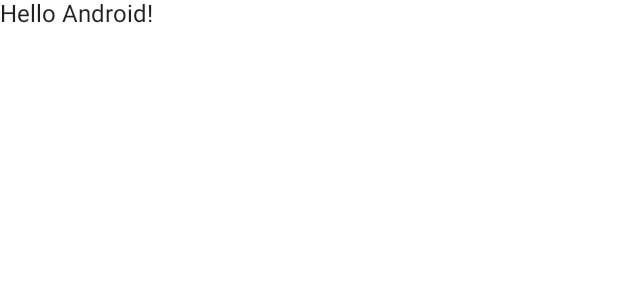
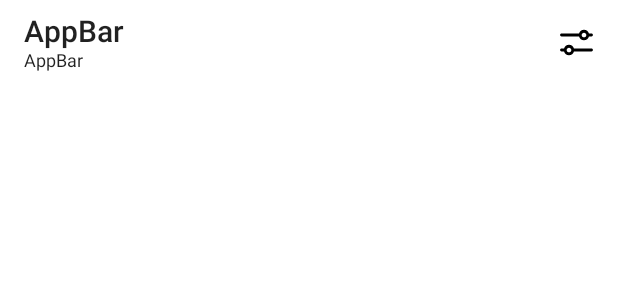
Before and after one commit to tbandawa/openWeather, an Android app built with Jetpack Compose: the @Preview function DefaultPreview, on a phone screen of 412 x 824 dp. Shown: the top 300 px of the screen. Run offline under Robolectric (Android 15) with nearby library versions, the phone set to English and light mode, and no system bars.

Commit message:
compose toolbar with action icon

```diff
--- a/app/src/main/java/me/tbandawa/android/openweather/MainActivity.kt
+++ b/app/src/main/java/me/tbandawa/android/openweather/MainActivity.kt
@@ -3,11 +3,17 @@ package me.tbandawa.android.openweather
 import android.os.Bundle
 import androidx.activity.ComponentActivity
 import androidx.activity.compose.setContent
-import androidx.compose.material.MaterialTheme
-import androidx.compose.material.Surface
-import androidx.compose.material.Text
+import androidx.compose.foundation.layout.Column
+import androidx.compose.foundation.layout.size
+import androidx.compose.material.*
 import androidx.compose.runtime.Composable
+import androidx.compose.ui.Modifier
+import androidx.compose.ui.graphics.Color
+import androidx.compose.ui.res.painterResource
+import androidx.compose.ui.text.TextStyle
 import androidx.compose.ui.tooling.preview.Preview
+import androidx.compose.ui.unit.dp
+import androidx.compose.ui.unit.sp
 import me.tbandawa.android.openweather.ui.theme.OpenWeatherTheme
 
 class MainActivity : ComponentActivity() {
@@ -15,9 +21,13 @@ class MainActivity : ComponentActivity() {
         super.onCreate(savedInstanceState)
         setContent {
             OpenWeatherTheme {
-                // A surface container using the 'background' color from the theme
                 Surface(color = MaterialTheme.colors.background) {
-                    Greeting("Android")
+                    Scaffold(
+                        topBar = { ToolBar() }
+                    ) {
+
+                    }
+                    ToolBar()
                 }
             }
         }
@@ -25,14 +35,34 @@ class MainActivity : ComponentActivity() {
 }
 
 @Composable
-fun Greeting(name: String) {
-    Text(text = "Hello $name!")
+fun ToolBar() {
+    TopAppBar(
+        title = {
+            Column() {
+                Text(text = "AppBar")
+                Text(text = "AppBar", style = TextStyle(fontSize = 12.sp))
+            }
+        },
+        backgroundColor = Color.White,
+        elevation = 0.dp,
+        actions = {
+            IconButton(onClick = {}) {
+                Icon(
+                    painter = painterResource(id = R.drawable.ic_settings),
+                    contentDescription = null,
+                    modifier = Modifier
+                        .size(30.dp),
+                    tint = Color.Black
+                )
+            }
+        }
+    )
 }
 
 @Preview(showBackground = true)
 @Composable
 fun DefaultPreview() {
     OpenWeatherTheme {
-        Greeting("Android")
+        ToolBar()
     }
 }
```
